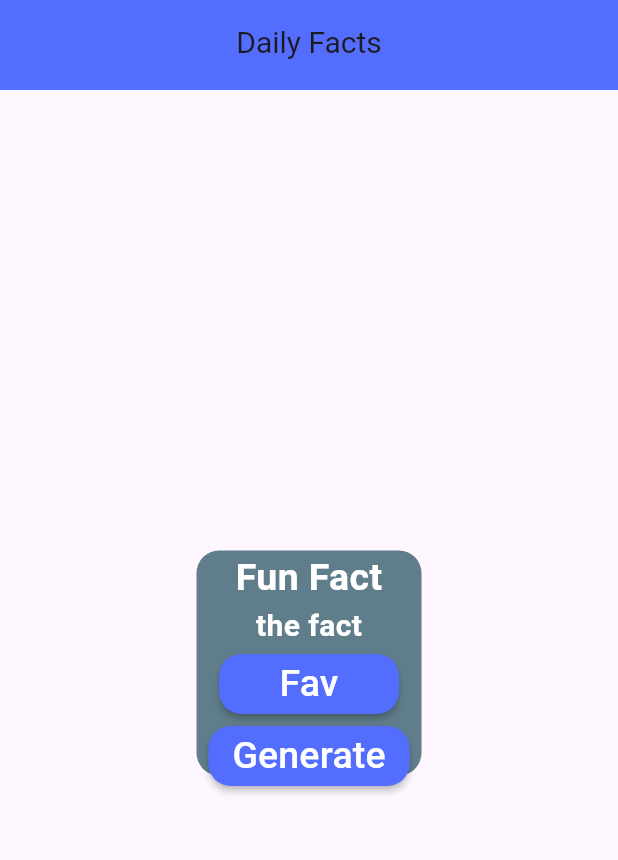
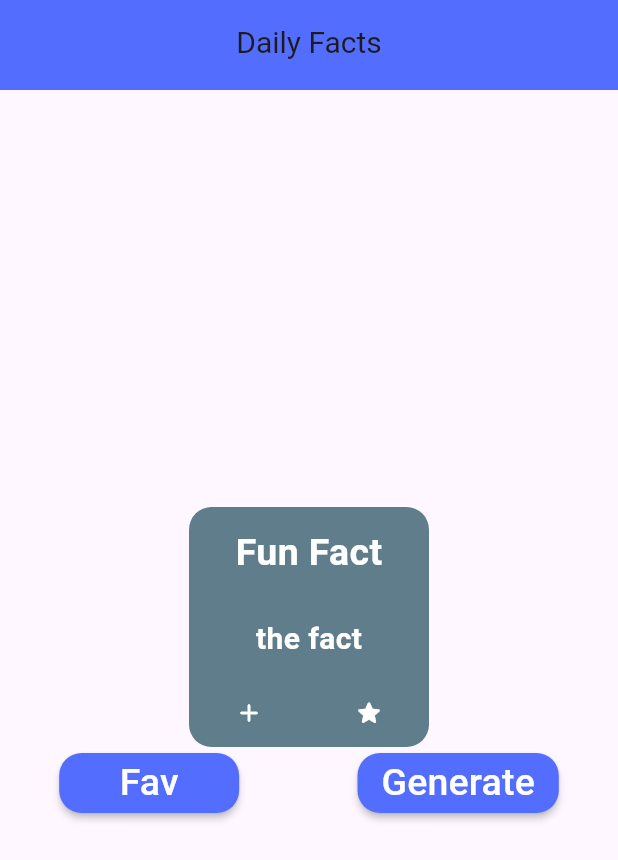
Before and after one commit to monyemad/facts_project, a Flutter app: the screen it shows after launch, on a phone screen of 412 x 824 dp. Shown: the top 860 px of the screen. Run offline on Flutter 3.47's test engine with Material 3 defaults, Android fonts, the phone set to English and light mode, and no system bars.

Commit message:
omnia commit

```diff
--- a/lib/screen/home_page.dart
+++ b/lib/screen/home_page.dart
@@ -1,5 +1,6 @@
 import 'package:course_final_project/widget/custom_app_bar.dart';
 import 'package:course_final_project/widget/custom_button.dart';
+import 'package:course_final_project/widget/custom_icon.dart';
 import 'package:flutter/material.dart';
 
 class HomeScreen extends StatelessWidget {
@@ -10,14 +11,19 @@ class HomeScreen extends StatelessWidget {
     return Scaffold(
       appBar: CustomAppBar(text: "Daily Facts"),
       body: Center(
-        child: Container(
-          height: 150,
-          width: 150,
+        child: Column(
+          mainAxisAlignment: MainAxisAlignment.center,
+          children: [
+            Container(
+              height: 160,
+              width: 160,
               decoration: BoxDecoration(
                 borderRadius: BorderRadius.circular(15),
                 color: Colors.blueGrey,
               ),
               child: Column(
+                mainAxisAlignment: MainAxisAlignment.spaceAround,
+                crossAxisAlignment: CrossAxisAlignment.center,
                 children: [
                   Text(
                     "Fun Fact",
@@ -35,10 +41,22 @@ class HomeScreen extends StatelessWidget {
                       color: Colors.white,
                     ),
                   ),
+                  Row(
+                    mainAxisAlignment: MainAxisAlignment.spaceAround,
+                    children: [CustomIcon(icon: Icons.add_rounded,),
+                      CustomIcon(icon: Icons.star_rounded,),],
+                  ),
+                ],
+              ),
+            ),
+            Row(
+              mainAxisAlignment: MainAxisAlignment.spaceAround,
+              children: [
                 CustomButton(text: 'Fav', onPressed: () {  },),
                 CustomButton(text: 'Generate', onPressed: () {  },),
               ],
             ),
+          ],
         ),
       ),
     );
--- /dev/null
+++ b/lib/widget/custom_icon.dart
@@ -0,0 +1,14 @@
+import 'package:flutter/material.dart';
+
+class CustomIcon extends StatelessWidget {
+  const CustomIcon({
+    super.key, required this.icon,
+  });
+
+  final IconData icon;
+
+  @override
+  Widget build(BuildContext context) {
+    return Icon(icon,color: Colors.white,size: 20,);
+  }
+}
```
Lines whose indentation alone changed are shown as unchanged.
